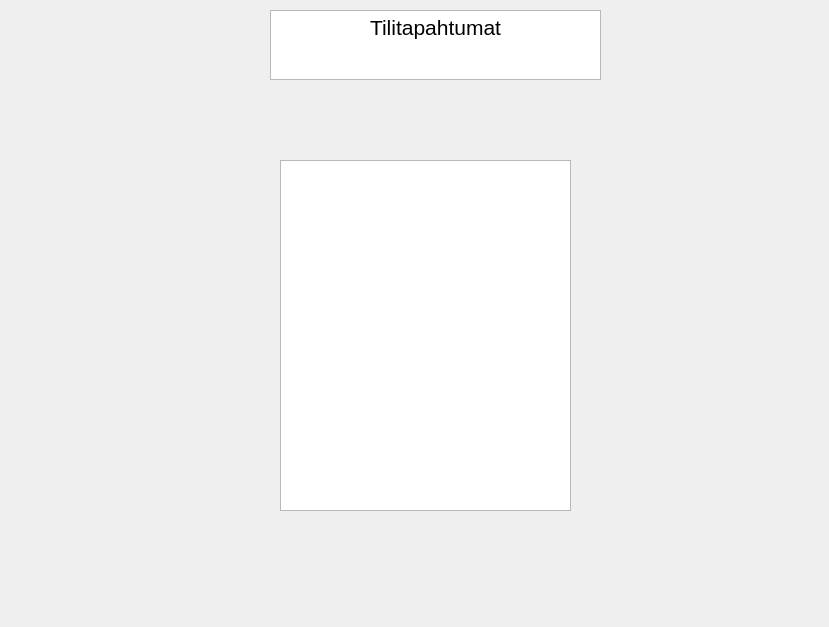
22kmo-project/group_6, file frontend/tilitapahtumat.ui: the form before one commit.
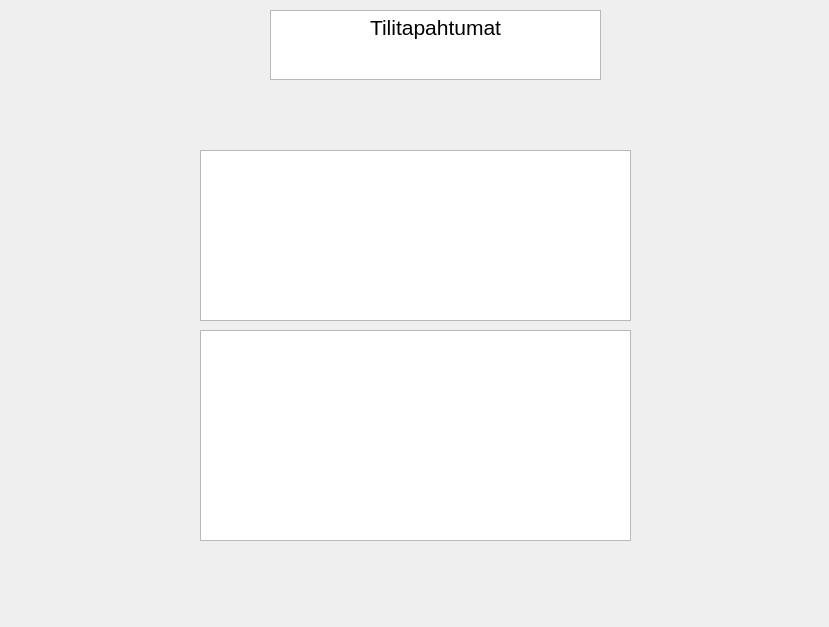
The form after the commit.

```diff
--- a/frontend/tilitapahtumat.ui
+++ b/frontend/tilitapahtumat.ui
@@ -16,10 +16,10 @@
   <widget class="QTableView" name="tableView">
    <property name="geometry">
     <rect>
-     <x>280</x>
-     <y>160</y>
-     <width>291</width>
-     <height>351</height>
+     <x>200</x>
+     <y>150</y>
+     <width>431</width>
+     <height>171</height>
     </rect>
    </property>
   </widget>
@@ -41,6 +41,16 @@
 &lt;p align=&quot;center&quot; style=&quot; margin-top:0px; margin-bottom:0px; margin-left:0px; margin-right:0px; -qt-block-indent:0; text-indent:0px;&quot;&gt;&lt;span style=&quot; font-size:16pt;&quot;&gt;Tilitapahtumat&lt;/span&gt;&lt;/p&gt;&lt;/body&gt;&lt;/html&gt;</string>
    </property>
   </widget>
+  <widget class="QTextEdit" name="textEdit_2">
+   <property name="geometry">
+    <rect>
+     <x>200</x>
+     <y>330</y>
+     <width>431</width>
+     <height>211</height>
+    </rect>
+   </property>
+  </widget>
  </widget>
  <resources/>
  <connections/>
```
Left out of the diff: 4 changed lines with no effect on the pictures.
